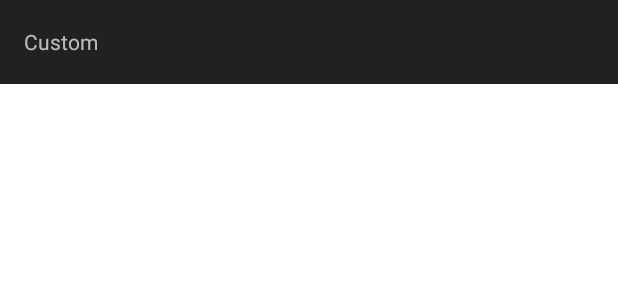
After one commit to AdrienMDevMobile/TT0121, an Android app: the layout toolbar_devicelist.xml on its own in the app's theme, with its tools: preview values and no code run, on a phone screen of 412 x 824 dp. The commit adds this screen. Shown: the top 300 px of the screen. Run offline under Robolectric (Android 15) with nearby library versions, the phone set to English and light mode, and no system bars.

Commit message:
Using two different toolbars

```diff
--- a/app/src/main/res/layout/fragment_device_list.xml
+++ b/app/src/main/res/layout/fragment_device_list.xml
@@ -6,6 +6,8 @@
     android:layout_height="match_parent"
     tools:context=".ui.list.DeviceListFragment">
 
+    <include layout="@layout/toolbar_devicelist"
+        android:id="@+id/tbd_devicelist"/>
 
     <TextView
         android:id="@+id/tv_list"
--- a/app/src/main/res/layout/fragment_profile.xml
+++ b/app/src/main/res/layout/fragment_profile.xml
@@ -6,6 +6,7 @@
     android:layout_height="match_parent"
     tools:context=".ui.profile.ProfileFragment">
 
+    <!-- <include layout="@layout/toolbar_main" /> -->
 
     <TextView
         android:id="@+id/tv_profile"
--- a/app/src/main/res/layout/main_navigation_activity.xml
+++ b/app/src/main/res/layout/main_navigation_activity.xml
@@ -10,7 +10,7 @@
     tools:openDrawer="start">
 
     <include
-        layout="@layout/app_bar_main"
+        layout="@layout/toolbar_main"
         android:layout_width="match_parent"
         android:layout_height="match_parent" />
 
@@ -23,4 +23,6 @@
         android:fitsSystemWindows="true"
         app:headerLayout="@layout/nav_header_main"
          app:menu="@menu/activity_main_drawer" --> />
+
+    <include layout="@layout/content_main" />
 </androidx.drawerlayout.widget.DrawerLayout>
--- /dev/null
+++ b/app/src/main/res/layout/toolbar_devicelist.xml
@@ -0,0 +1,26 @@
+<?xml version="1.0" encoding="utf-8"?>
+<androidx.coordinatorlayout.widget.CoordinatorLayout xmlns:android="http://schemas.android.com/apk/res/android"
+    xmlns:app="http://schemas.android.com/apk/res-auto"
+    xmlns:tools="http://schemas.android.com/tools"
+    android:layout_width="match_parent"
+    android:layout_height="match_parent"
+    >
+
+    <androidx.appcompat.widget.Toolbar
+        android:id="@+id/dev_main_toolbar"
+        android:layout_width="match_parent"
+        android:layout_height="?attr/actionBarSize"
+        android:background="?attr/colorPrimary"
+        android:theme="@style/ThemeOverlay.AppCompat.Dark.ActionBar"
+        app:popupTheme="@style/ThemeOverlay.AppCompat.Light" >
+        <TextView
+            android:layout_width="wrap_content"
+            android:layout_height="wrap_content"
+            android:text="Custom"/>
+    </androidx.appcompat.widget.Toolbar>
+
+    <!--
+            android:background="?attr/colorPrimary"
+    app:titleTextColor="@color/white" -->
+
+</androidx.coordinatorlayout.widget.CoordinatorLayout>
```
Also changed, not shown: app/src/main/java/com/michelAdrien/AMTT0121/MainActivity.kt (+8 -5 lines), app/src/main/java/com/michelAdrien/AMTT0121/ui/list/DeviceListFragment.kt (+31 -1 lines), app/src/main/java/com/michelAdrien/AMTT0121/ui/profile/ProfileFragment.kt (+16 -0 lines), app/src/main/res/layout/content_main.xml (+0 -16 lines), app/src/main/res/layout/toolbar_main.xml (renamed from app/src/main/res/layout/app_bar_main.xml, +7 -14 lines).
